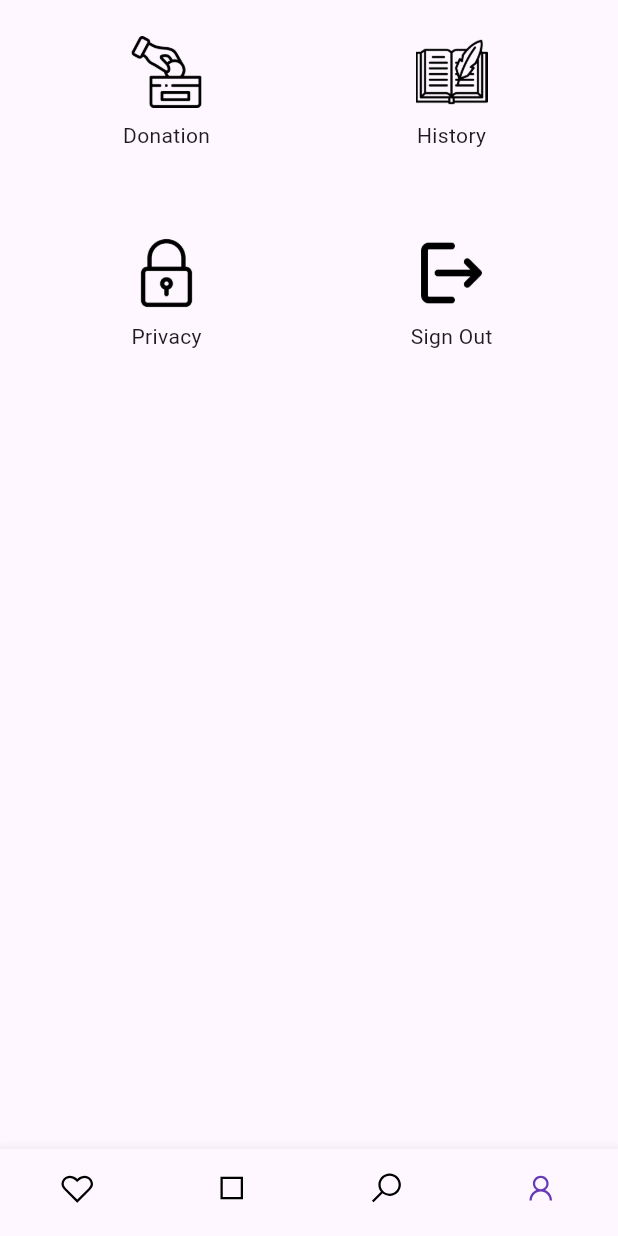
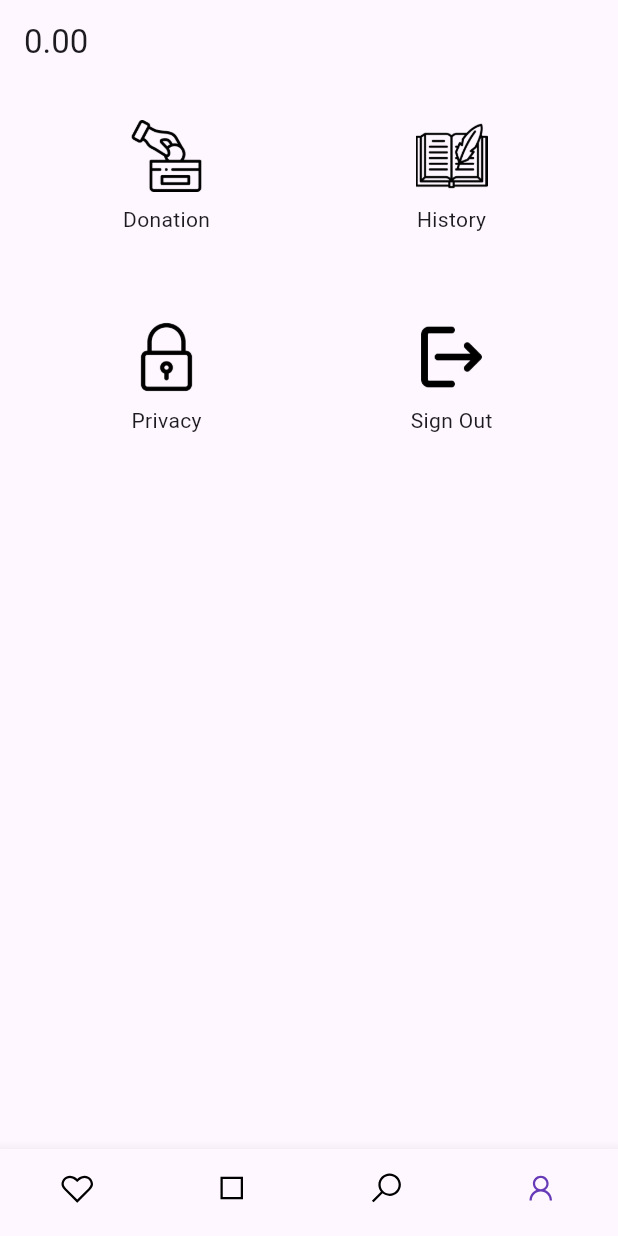
Before and after one commit to xuantruongit32/zoomanager, a Flutter app: the screen it shows once a user with an empty profile is signed in, item 4 of the bottom bar chosen, on a phone screen of 412 x 824 dp. Run offline on Flutter 3.47's test engine with Material 3 defaults, Android fonts, the phone set to English and light mode, and no system bars; our stand-ins replace cloud_firestore, firebase_auth, firebase_core, gap, google_sign_in, line_icons and 1 more; missing offline and left inert: flutter_paypal; accounts and stored records are empty; network calls fail.

Commit message:
add money

```diff
--- a/zoo/lib/data/data.dart
+++ b/zoo/lib/data/data.dart
@@ -323,4 +323,6 @@ class DataManager {
         price: 15,
         avatar: 'https://www.inventicons.com/uploads/iconset/537/wm/512/Banana_Peeled-38.png'),
   ];
+
+  static double money = 0;
 }
--- a/zoo/lib/services/pages/others/depositPage.dart
+++ b/zoo/lib/services/pages/others/depositPage.dart
@@ -1,6 +1,8 @@
 import 'package:flutter/material.dart';
 import 'package:flutter_paypal/flutter_paypal.dart';
 import 'package:gap/gap.dart';
+import 'package:zoo/data/data.dart';
+import 'package:zoo/network/fire_store.dart';
 
 class CheckoutPage extends StatefulWidget {
   const CheckoutPage({Key? key}) : super(key: key);
@@ -71,6 +73,8 @@ class _CheckoutPageState extends State<CheckoutPage> {
                     ],
                     note: "Contact us for any questions on your order.",
                     onSuccess: (Map params) async {
+                      DataManager.money += amount;
+                      FireStore().updateMoney();
                       print("onSuccess: $params");
                     },
                     onError: (error) {
--- a/zoo/lib/services/pages/others/homePage.dart
+++ b/zoo/lib/services/pages/others/homePage.dart
@@ -50,6 +50,11 @@ class _HomePageState extends State<HomePage> {
   @override
   Widget build(BuildContext context) {
     return Scaffold(
+      appBar: AppBar(
+        title: Text(
+          DataManager.money.toStringAsFixed(2),
+        ),
+      ),
       body: tabs[_currentIndex],
       bottomNavigationBar: BottomNavigationBar(
         type: BottomNavigationBarType.fixed,
```
Also changed, not shown: zoo/lib/network/fire_store.dart (+21 -0 lines).
